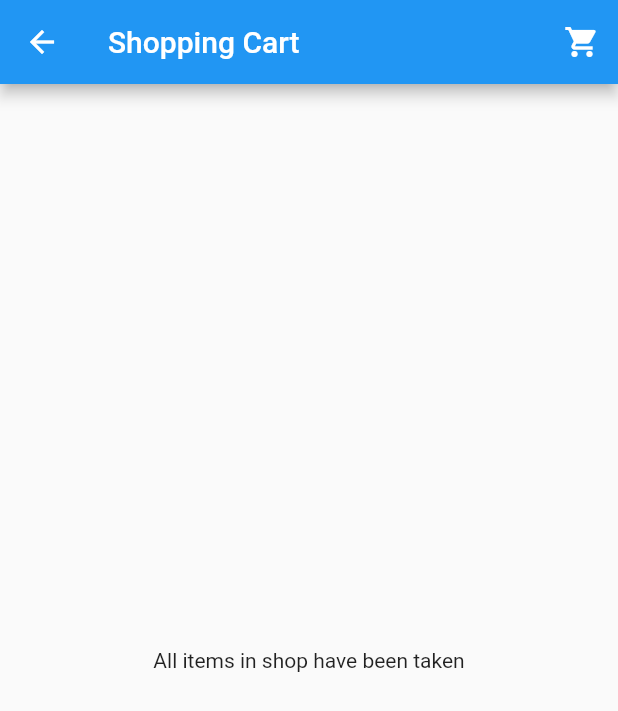
After one commit to nikolaypleshkov/flutter_application, a Flutter app: the ShopItems screen opened directly, on a phone screen of 412 x 824 dp. The commit adds this screen. Shown: the top 711 px of the screen. Run offline on Flutter 3.47's test engine with Material 2 defaults, Android fonts, the phone set to English and light mode, and no system bars.

Commit message:
add shoping cart

```diff
--- /dev/null
+++ b/lib/shop_items.dart
@@ -0,0 +1,24 @@
+import 'package:flutter/material.dart';
+
+class ShopItems extends StatelessWidget {
+  Widget build(BuildContext context) {
+    return Scaffold(
+      appBar: AppBar(
+        title: Text('Shopping Cart'),
+        actions: <Widget>[
+          IconButton(
+            icon: Icon(Icons.shopping_cart),
+            onPressed: () => Navigator.pushNamed(context, '/checkout'),
+          )
+        ],
+      ),
+      body: ShopItemsWidget(),
+    );
+  }
+}
+
+class ShopItemsWidget extends StatelessWidget {
+  Widget build(BuildContext context) {
+    return Center(child: Text('All items in shop have been taken'));
+  }
+}
```
Also changed, not shown: lib/checkout.dart (added, +11 -0 lines), lib/items_cartBLoC.dart (added, +18 -0 lines), lib/main.dart (+14 -16 lines).
